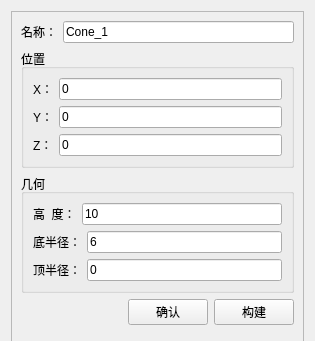
Before: the Qt Designer form src/FCGUI/ModelSettings/FCConeSettingsWidget.ui in Kinvy66/freecaeworkbench, drawn with Qt 5; both pictures show x 0 to 315 and y 0 to 341 of the 315 by 489 pixel window.
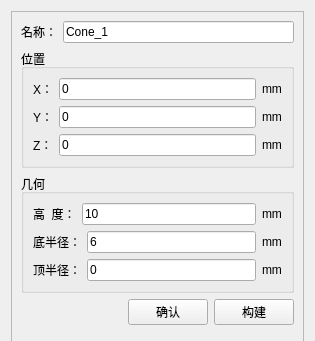
After: the same form once the commit is applied.

Patch:
```diff
--- a/src/FCGUI/ModelSettings/FCConeSettingsWidget.ui
+++ b/src/FCGUI/ModelSettings/FCConeSettingsWidget.ui
@@ -63,6 +63,13 @@
              </property>
             </widget>
            </item>
+           <item>
+            <widget class="QLabel" name="label_8">
+             <property name="text">
+              <string>mm</string>
+             </property>
+            </widget>
+           </item>
           </layout>
          </item>
          <item>
@@ -81,6 +88,13 @@
              </property>
             </widget>
            </item>
+           <item>
+            <widget class="QLabel" name="label_9">
+             <property name="text">
+              <string>mm</string>
+             </property>
+            </widget>
+           </item>
           </layout>
          </item>
          <item>
@@ -99,6 +113,13 @@
              </property>
             </widget>
            </item>
+           <item>
+            <widget class="QLabel" name="label_10">
+             <property name="text">
+              <string>mm</string>
+             </property>
+            </widget>
+           </item>
           </layout>
          </item>
         </layout>
@@ -126,6 +147,13 @@
              </property>
             </widget>
            </item>
+           <item>
+            <widget class="QLabel" name="label_11">
+             <property name="text">
+              <string>mm</string>
+             </property>
+            </widget>
+           </item>
           </layout>
          </item>
          <item>
@@ -144,6 +172,13 @@
              </property>
             </widget>
            </item>
+           <item>
+            <widget class="QLabel" name="label_12">
+             <property name="text">
+              <string>mm</string>
+             </property>
+            </widget>
+           </item>
           </layout>
          </item>
          <item>
@@ -162,6 +197,13 @@
              </property>
             </widget>
            </item>
+           <item>
+            <widget class="QLabel" name="label_13">
+             <property name="text">
+              <string>mm</string>
+             </property>
+            </widget>
+           </item>
           </layout>
          </item>
         </layout>
```
